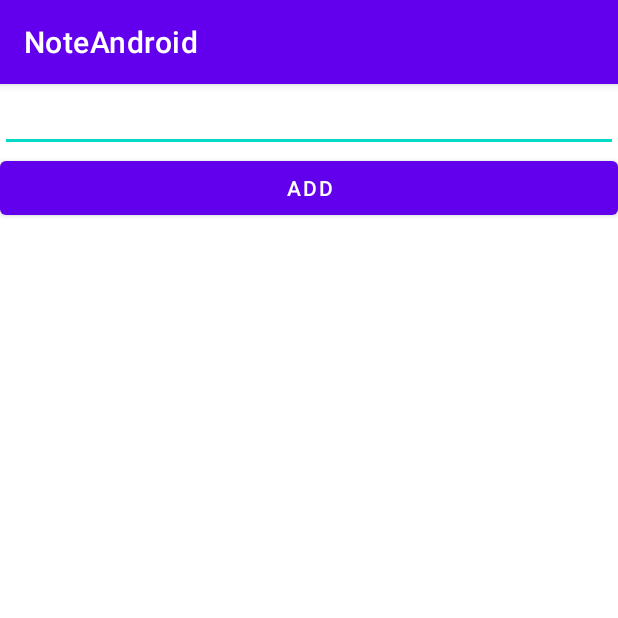
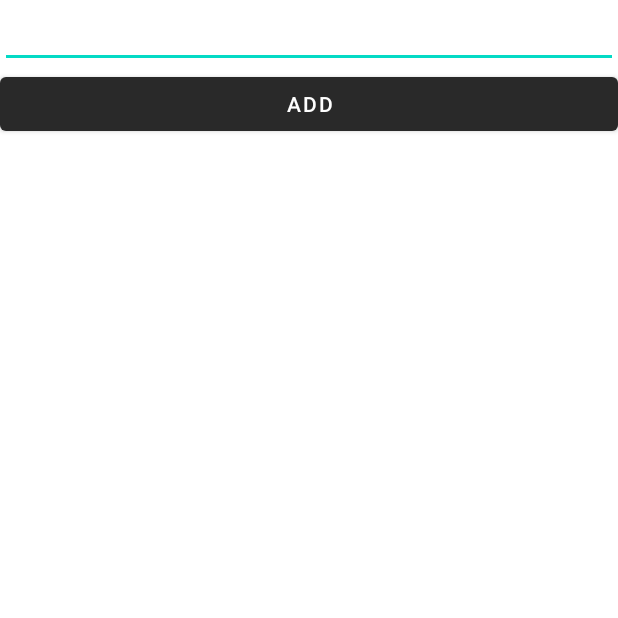
Before and after one commit to RustamKeneev/NoteAndroid, an Android app: the screen it shows after launch (MainActivity), on a phone screen of 412 x 824 dp, the top half of it. Run offline under Robolectric (Android 15) with nearby library versions, the phone set to English and light mode, and no system bars; 2 statements that could not run were skipped.

Commit message:
added colors

```diff
--- a/app/src/main/res/values-night/themes.xml
+++ b/app/src/main/res/values-night/themes.xml
@@ -1,6 +1,6 @@
 <resources xmlns:tools="http://schemas.android.com/tools">
     <!-- Base application theme. -->
-    <style name="Theme.NoteAndroid" parent="Theme.MaterialComponents.DayNight.DarkActionBar">
+    <style name="Theme.NoteAndroid" parent="Theme.MaterialComponents.DayNight.NoActionBar">
         <!-- Primary brand color. -->
         <item name="colorPrimary">@color/purple_200</item>
         <item name="colorPrimaryVariant">@color/purple_700</item>
--- a/app/src/main/res/values/colors.xml
+++ b/app/src/main/res/values/colors.xml
@@ -1,10 +1,24 @@
 <?xml version="1.0" encoding="utf-8"?>
 <resources>
-    <color name="purple_200">#FFBB86FC</color>
-    <color name="purple_500">#FF6200EE</color>
-    <color name="purple_700">#FF3700B3</color>
+    <color name="purple_200">#292929</color>
+    <color name="purple_500">#292929</color>
+    <color name="purple_700">#FDBE3B</color>
     <color name="teal_200">#FF03DAC5</color>
     <color name="teal_700">#FF018786</color>
     <color name="black">#FF000000</color>
     <color name="white">#FFFFFFFF</color>
+    <color name="colorSearchIcon">#DBDBDB</color>
+    <color name="colorTextHint">#7B7B7B</color>
+    <color name="colorQuickActionBackground">#2F2D2E</color>
+    <color name="colorIcons">#A4A4A4</color>
+    <color name="colorTextSubTitle">#CECECE</color>
+    <color name="colorDefaultNoteColor">#333333</color>
+    <color name="colorNoteSubTitleText">#FAFAFA</color>
+    <color name="colorMiscenallaneousBackground">#1F1F1F</color>
+    <color name="colorNoteColor2">#FDBE3B</color>
+    <color name="colorNoteColor3">#FF4842</color>
+    <color name="colorNoteColor4">#3A52FC</color>
+    <color name="colorNoteColor5">#000000</color>
+    <color name="colorDelete">#FF4842</color>
+    <color name="colorSearchBackground">#333333</color>
 </resources>
--- a/app/src/main/res/values/themes.xml
+++ b/app/src/main/res/values/themes.xml
@@ -1,6 +1,6 @@
 <resources xmlns:tools="http://schemas.android.com/tools">
     <!-- Base application theme. -->
-    <style name="Theme.NoteAndroid" parent="Theme.MaterialComponents.DayNight.DarkActionBar">
+    <style name="Theme.NoteAndroid" parent="Theme.MaterialComponents.DayNight.NoActionBar">
         <!-- Primary brand color. -->
         <item name="colorPrimary">@color/purple_500</item>
         <item name="colorPrimaryVariant">@color/purple_700</item>
```
